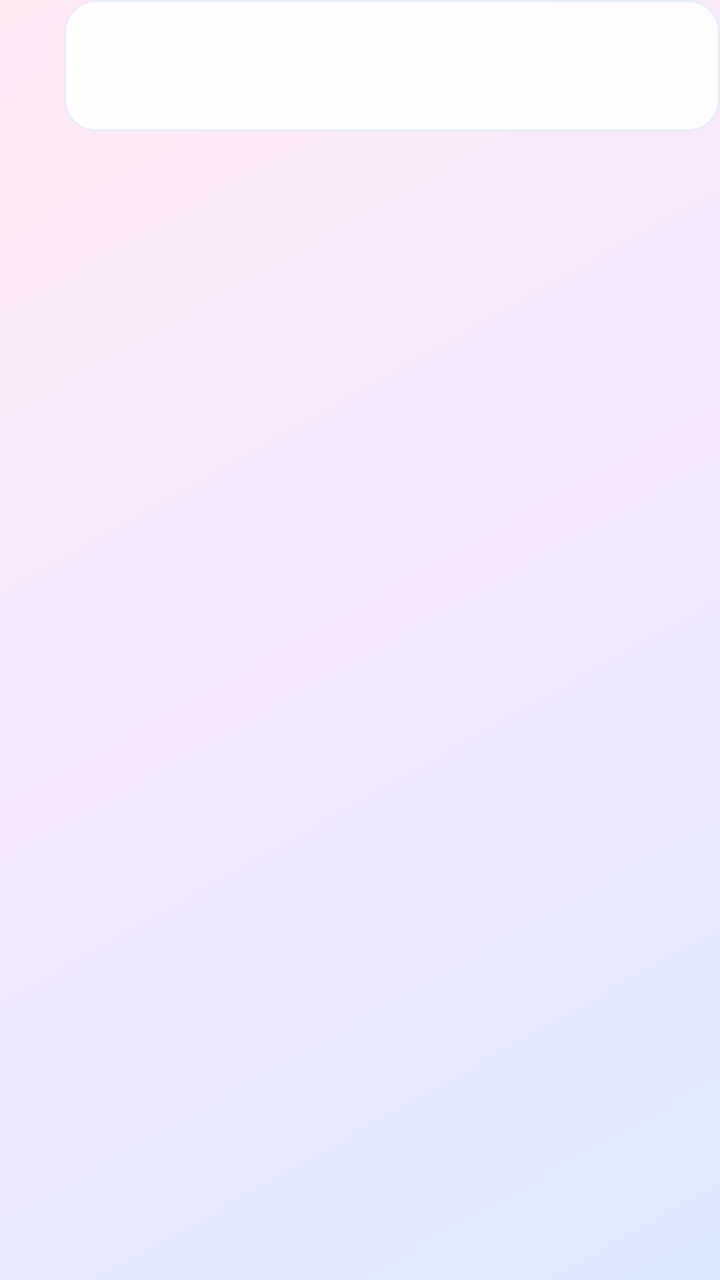
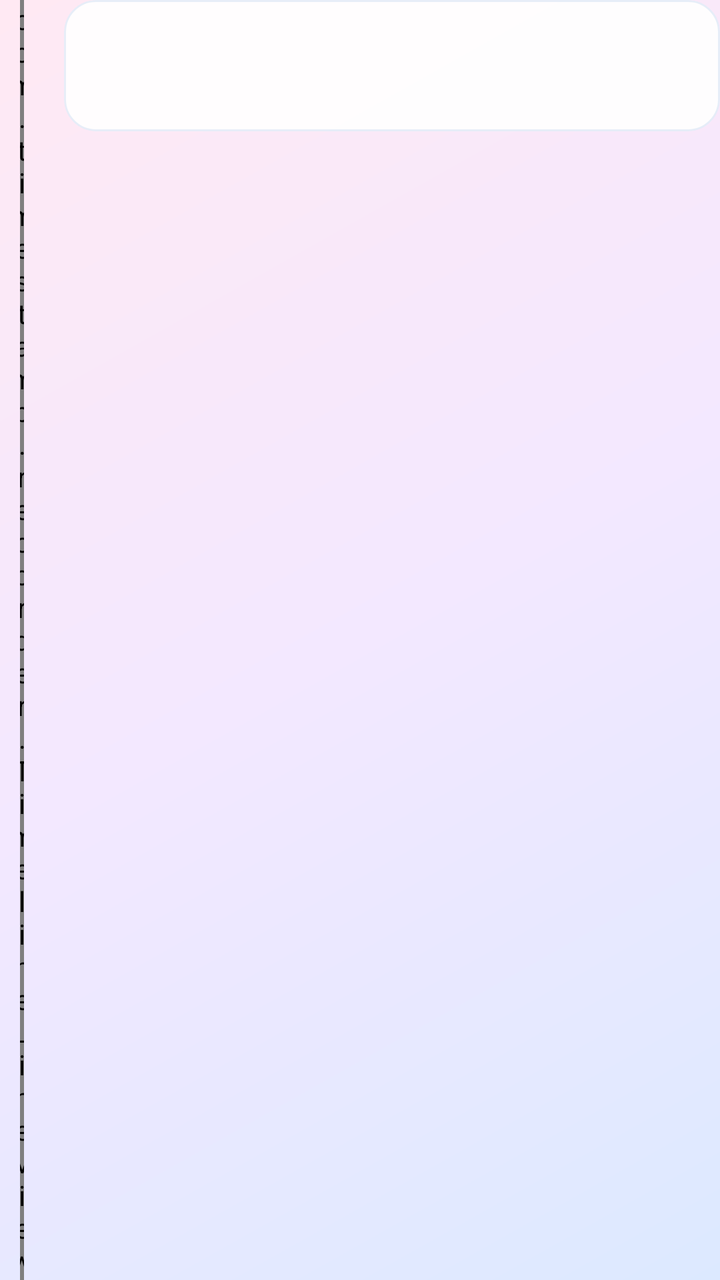

Compare the two renders of this Android layout. The source of the first and the diff that turns it into the second are given below.
<!-- AndroidManifest.xml: application theme Theme.Timestamp -->
<!-- res/layout/item_timeline_record.xml -->
<?xml version="1.0" encoding="utf-8"?>
<LinearLayout xmlns:android="http://schemas.android.com/apk/res/android"
    xmlns:app="http://schemas.android.com/apk/res-auto"
    android:layout_width="match_parent"
    android:layout_height="wrap_content"
    android:orientation="horizontal">

    
    <FrameLayout
        android:layout_width="22dp"
        android:layout_height="match_parent">

        <View
            android:id="@+id/vLine"
            android:layout_width="2dp"
            android:layout_height="match_parent"
            android:layout_gravity="center_horizontal" />

        <View
            android:id="@+id/vDot"
            android:layout_width="13dp"
            android:layout_height="13dp"
            android:layout_gravity="center" />
    </FrameLayout>

    <com.google.android.material.card.MaterialCardView
        android:layout_width="0dp"
        android:layout_height="wrap_content"
        android:layout_weight="1"
        android:layout_marginStart="10dp"
        android:layout_marginBottom="8dp"
        android:foreground="?attr/selectableItemBackground"
        app:cardBackgroundColor="@color/glass_card"
        app:cardCornerRadius="@dimen/radius_md"
        app:cardElevation="0dp"
        app:strokeWidth="1dp"
        app:strokeColor="@color/glass_stroke">

        <LinearLayout
            android:layout_width="match_parent"
            android:layout_height="wrap_content"
            android:orientation="horizontal"
            android:gravity="center_vertical"
            android:paddingStart="14dp"
            android:paddingEnd="14dp"
            android:paddingTop="13dp"
            android:paddingBottom="13dp">

            <LinearLayout
                android:layout_width="0dp"
                android:layout_height="wrap_content"
                android:layout_weight="1"
                android:orientation="vertical">

                <TextView
                    android:id="@+id/tvEventName"
                    android:layout_width="wrap_content"
                    android:layout_height="wrap_content"
                    android:ellipsize="end"
                    android:maxLines="1"
                    android:textColor="?attr/colorOnSurface"
                    android:textSize="15sp"
                    android:textStyle="bold" />

                <TextView
                    android:id="@+id/tvTime"
                    android:layout_width="wrap_content"
                    android:layout_height="wrap_content"
                    android:layout_marginTop="3dp"
                    android:textColor="?attr/colorOnSurfaceVariant"
                    android:textSize="12sp" />
            </LinearLayout>

            <TextView
                android:id="@+id/tvRelative"
                android:layout_width="wrap_content"
                android:layout_height="wrap_content"
                android:layout_marginStart="10dp"
                android:maxLines="1"
                android:textColor="?attr/colorPrimary"
                android:textSize="13sp" />
        </LinearLayout>
    </com.google.android.material.card.MaterialCardView>
</LinearLayout>
<!-- resources referenced by this layout -->
<resources>
  <color name="glass_card">#E8FFFFFF</color>
  <color name="glass_stroke">#1A1565C0</color>
  <dimen name="radius_md">16dp</dimen>
  <style name="Theme.Timestamp" parent="Theme.Material3.DayNight.NoActionBar">
          <item name="colorPrimary">@color/md_primary</item>
          <item name="colorOnPrimary">@color/md_on_primary</item>
          <item name="colorPrimaryContainer">@color/md_primary_container</item>
          <item name="colorOnPrimaryContainer">@color/md_on_primary_container</item>
          <item name="colorSecondary">@color/md_secondary</item>
          <item name="colorOnSecondary">@color/md_on_secondary</item>
          <item name="colorSecondaryContainer">@color/md_secondary_container</item>
          <item name="colorOnSecondaryContainer">@color/md_on_secondary_container</item>
          <item name="android:colorBackground">@color/md_background</item>
          <item name="colorSurface">@color/md_surface</item>
          <item name="colorOnSurface">@color/md_on_surface</item>
          <item name="colorSurfaceVariant">@color/md_surface_variant</item>
          <item name="colorOnSurfaceVariant">@color/md_on_surface_variant</item>
          <item name="colorOutline">@color/md_outline</item>
          <item name="android:statusBarColor">@android:color/transparent</item>
          <item name="android:windowLightStatusBar">true</item>
          
          <item name="android:windowBackground">@drawable/bg_main_gradient</item>
      </style>
  <color name="md_primary">#1565C0</color>
  <color name="md_on_primary">#FFFFFF</color>
  <color name="md_primary_container">#D7E3FF</color>
  <color name="md_on_primary_container">#001B3F</color>
  <color name="md_secondary">#546E7A</color>
  <color name="md_on_secondary">#FFFFFF</color>
  <color name="md_secondary_container">#D6E4EC</color>
  <color name="md_on_secondary_container">#0E1D25</color>
  <color name="md_background">#FBF8FF</color>
  <color name="md_surface">#FBF8FF</color>
  <color name="md_on_surface">#1A1C1E</color>
  <color name="md_surface_variant">#E1E2EC</color>
  <color name="md_on_surface_variant">#44474F</color>
  <color name="md_outline">#74777F</color>
  <!-- drawable bg_main_gradient (drawable) -->
  <?xml version="1.0" encoding="utf-8"?>
  <shape xmlns:android="http://schemas.android.com/apk/res/android"
      android:shape="rectangle">
      <gradient
          android:type="linear"
          android:angle="135"
          android:startColor="#DCE9FF"
          android:centerColor="#F3E8FF"
          android:endColor="#FFE9F3" />
  </shape>
</resources>

<!-- the commit's change to res/layout/item_timeline_record.xml (unified diff, before → after) -->
@@ -10,7 +10,7 @@
         android:layout_width="22dp"
         android:layout_height="match_parent">
 
-        <View
+        <com.timestamp.recorder.TimelineLineView
             android:id="@+id/vLine"
             android:layout_width="2dp"
             android:layout_height="match_parent"
